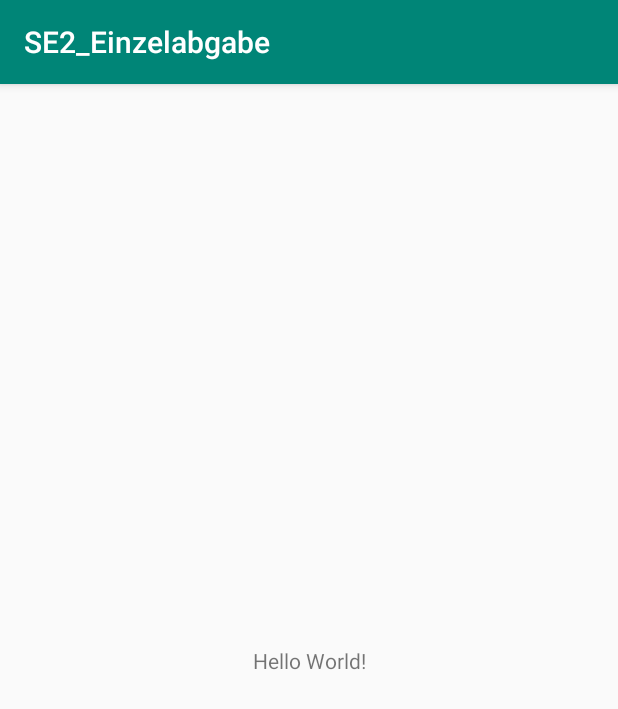
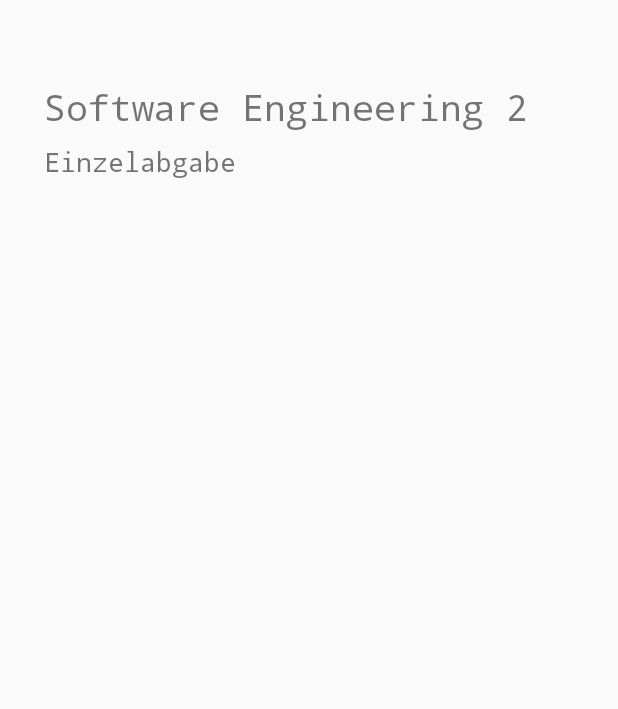
Before and after one commit to matthiashuelser/se2_einzelabgabe, an Android app: the screen it shows after launch (MainActivity), on a phone screen of 412 x 824 dp. Shown: the top 709 px of the screen. Run offline under Robolectric (Android 15) with nearby library versions, the phone set to English and light mode, and no system bars.

Commit message:
Removed Action Bar; Changed fonts and colors

```diff
--- a/app/src/main/res/layout/activity_main.xml
+++ b/app/src/main/res/layout/activity_main.xml
@@ -7,12 +7,38 @@
     tools:context=".MainActivity">
 
     <TextView
+        android:id="@+id/title"
         android:layout_width="wrap_content"
         android:layout_height="wrap_content"
-        android:text="Hello World!"
+        android:layout_marginStart="8dp"
+        android:layout_marginTop="8dp"
+        android:layout_marginEnd="8dp"
+        android:layout_marginBottom="8dp"
+        android:fontFamily="monospace"
+        android:text="Software Engineering 2"
+        android:textSize="24sp"
         app:layout_constraintBottom_toBottomOf="parent"
-        app:layout_constraintLeft_toLeftOf="parent"
-        app:layout_constraintRight_toRightOf="parent"
-        app:layout_constraintTop_toTopOf="parent" />
+        app:layout_constraintEnd_toEndOf="parent"
+        app:layout_constraintHorizontal_bias="0.29"
+        app:layout_constraintStart_toStartOf="parent"
+        app:layout_constraintTop_toTopOf="parent"
+        app:layout_constraintVertical_bias="0.060000002" />
+
+    <TextView
+        android:id="@+id/subtitle"
+        android:layout_width="wrap_content"
+        android:layout_height="wrap_content"
+        android:layout_marginTop="8dp"
+        android:layout_marginEnd="8dp"
+        android:layout_marginBottom="8dp"
+        android:fontFamily="monospace"
+        android:text="Einzelabgabe"
+        android:textSize="18sp"
+        app:layout_constraintBottom_toBottomOf="parent"
+        app:layout_constraintEnd_toEndOf="parent"
+        app:layout_constraintHorizontal_bias="0.0"
+        app:layout_constraintStart_toStartOf="@+id/title"
+        app:layout_constraintTop_toBottomOf="@+id/title"
+        app:layout_constraintVertical_bias="0.0" />
 
 </android.support.constraint.ConstraintLayout>
--- a/app/src/main/res/values/colors.xml
+++ b/app/src/main/res/values/colors.xml
@@ -1,6 +1,6 @@
 <?xml version="1.0" encoding="utf-8"?>
 <resources>
-    <color name="colorPrimary">#008577</color>
-    <color name="colorPrimaryDark">#00574B</color>
-    <color name="colorAccent">#D81B60</color>
+    <color name="colorPrimary">#0D47A1</color>
+    <color name="colorPrimaryDark">#002171</color>
+    <color name="colorAccent">#C2185B</color>
 </resources>
--- a/app/src/main/res/values/styles.xml
+++ b/app/src/main/res/values/styles.xml
@@ -1,7 +1,7 @@
 <resources>
 
     <!-- Base application theme. -->
-    <style name="AppTheme" parent="Theme.AppCompat.Light.DarkActionBar">
+    <style name="AppTheme" parent="Theme.AppCompat.Light.NoActionBar">
         <!-- Customize your theme here. -->
         <item name="colorPrimary">@color/colorPrimary</item>
         <item name="colorPrimaryDark">@color/colorPrimaryDark</item>
```
